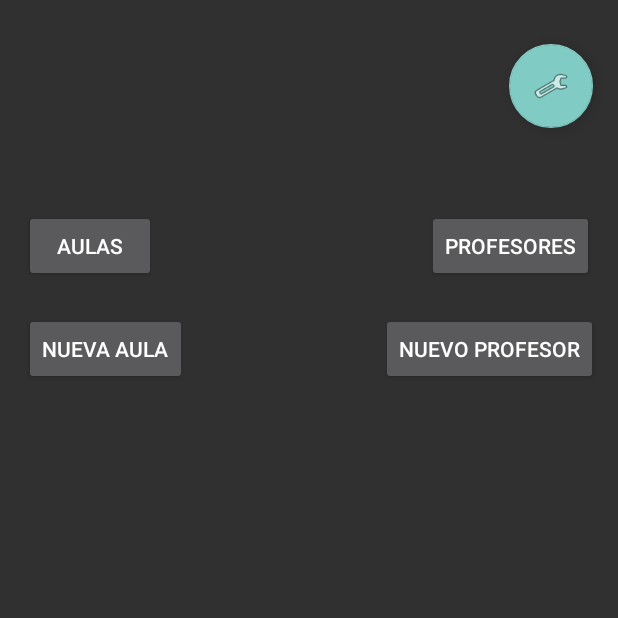
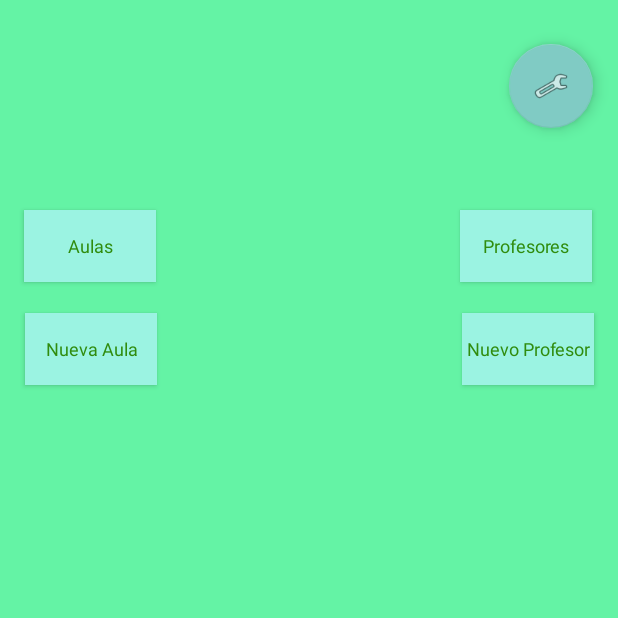
Before and after one commit to ChemaRuiz94/Desafio2Android, an Android app: the InventarioActivity screen opened directly, with no data from a screen before it, on a phone screen of 412 x 824 dp, the top half of it. Run offline under Robolectric (Android 15) with nearby library versions, the phone set to English and light mode, and no system bars; 1 statement that could not run was skipped.

Commit message:
Commit - Ultimas Funcionalidades

```diff
--- a/app/src/main/java/com/chema/desafio2/InventarioActivity.kt
+++ b/app/src/main/java/com/chema/desafio2/InventarioActivity.kt
@@ -9,6 +9,7 @@ import android.widget.Button
 import android.widget.TextView
 import android.widget.Toast
 import androidx.appcompat.app.AlertDialog
+import androidx.core.view.isVisible
 import androidx.fragment.app.Fragment
 import androidx.recyclerview.widget.LinearLayoutManager
 import com.chema.desafio2.Api.AulasApi
@@ -38,7 +39,8 @@ class InventarioActivity : AppCompatActivity() {
     lateinit var btn_new_aula: Button
     lateinit var flt_btn_preferences: FloatingActionButton
 
-    var aulas: ArrayList<Aula> = ArrayList<Aula>()
+    private var rolAdmin: Boolean = false
+
     var contexto = this
 
     override fun onCreate(savedInstanceState: Bundle?) {
@@ -55,12 +57,30 @@ class InventarioActivity : AppCompatActivity() {
         flt_btn_preferences = findViewById(R.id.floatingActionButton_preferencias_inventario)
 
         var act_user: Persona = ActualUser.actualUser
+        ActualUser.modificandoAula = false
 
         usuario = act_user
+
         if(usuario != null){
             txt_nom.setText(usuario!!.Nombre)
             check_rol()
         }
+
+
+        /*
+        if(rolAdmin == false){
+            btn_new_aula.setVisibility(View.INVISIBLE);
+            btn_new_aula.setEnabled(false);
+            btn_new_prof.setVisibility(View.INVISIBLE);
+            btn_new_prof.setEnabled(false);
+        }else{
+            btn_new_aula.setVisibility(View.VISIBLE);
+            btn_new_aula.setEnabled(true);
+            btn_new_prof.setVisibility(View.VISIBLE);
+            btn_new_prof.setEnabled(true);
+        }
+         */
+
 
         btn_new_aula.setOnClickListener{
             val intent = Intent(contexto,NewAulaActivity::class.java)
@@ -109,8 +129,8 @@ class InventarioActivity : AppCompatActivity() {
 
     fun preferences(){
 
-        AlertDialog.Builder(this).setTitle("PREFERENCIAS")
-            .setPositiveButton("Modificar perfil de Usuario") { view, _ ->
+        AlertDialog.Builder(this).setTitle(getString(R.string.preferencias))
+            .setPositiveButton(getString(R.string.modificarPerfil)) { view, _ ->
 
                 //MODIFICAR
                 val intent = Intent(this, SignUpActivity::class.java)
@@ -120,20 +140,22 @@ class InventarioActivity : AppCompatActivity() {
                 view.dismiss()
             }
 
-            .setNeutralButton("Cerrar sesion") { view, _ ->
+            .setNeutralButton(getString(R.string.cerrarSesion)) { view, _ ->
 
                 //CERRAR SESION
                 ActualUser.actualUser = Persona()
+                ActualUser.modificando = false
+                ActualUser.rolAdmin = false
+
                 var myIntent = Intent(contexto,LoginActivity::class.java)
                 startActivity(myIntent)
 
 
                 view.dismiss()}
 
-            .setNegativeButton("Eliminar perfil de Usuario") { view, _ ->
+            .setNegativeButton(getString(R.string.eliminarUnperfil)) { view, _ ->
 
                 //ELIMINAR
-
                 //CERRAR SESION
                 check_delete()
                 view.dismiss()
@@ -150,6 +172,7 @@ class InventarioActivity : AppCompatActivity() {
                 delete_user(usuario.Nombre!!)
                 ActualUser.actualUser = Persona()
                 ActualUser.modificando = false
+                ActualUser.rolAdmin = false
                 var myIntent = Intent(contexto,LoginActivity::class.java)
                 startActivity(myIntent)
 
@@ -172,14 +195,14 @@ class InventarioActivity : AppCompatActivity() {
             override fun onResponse(call: Call<ResponseBody>, response: Response<ResponseBody>) {
 
                 if (response.code() == 200) {
-                    Toast.makeText(contexto, "Registro eliminado con éxito",Toast.LENGTH_SHORT).show()
+                    Toast.makeText(contexto, getString(R.string.registroElimin),Toast.LENGTH_SHORT).show()
                 }
                 else {
-                    Toast.makeText(contexto, "Algo ha fallado en el borrado: Nombre de usuario no encontrado",Toast.LENGTH_LONG).show()
+                    Toast.makeText(contexto, getString(R.string.falloBorrado),Toast.LENGTH_LONG).show()
                 }
             }
             override fun onFailure(call: Call<ResponseBody>, t: Throwable) {
-                Toast.makeText(contexto, "Algo ha fallado en la conexión.",Toast.LENGTH_LONG).show()
+                Toast.makeText(contexto, getString(R.string.falloBorrado),Toast.LENGTH_LONG).show()
             }
         })
     }
@@ -187,7 +210,6 @@ class InventarioActivity : AppCompatActivity() {
 
         val us = ActualUser.actualUser
         val request = ServiceBuilder.buildService(PersonaApi::class.java)
-        Log.e("Chema DANI", us.DNI.toString())
         val call = request.rolUsuario(us)
 
 
@@ -201,6 +223,12 @@ class InventarioActivity : AppCompatActivity() {
                 if (response.isSuccessful) {
                     var msg = ""
                     for (post in response.body()!!) {
+                        /*
+                        if(post.descripcion!!.equals("JefeDepartamento")){
+                            ActualUser.rolAdmin = true
+                        }
+                         */
+
                         msg +=post.descripcion.toString()+"; "
 
                     }
@@ -212,17 +240,18 @@ class InventarioActivity : AppCompatActivity() {
             }
 
             override fun onFailure(call: Call<MutableList<Rol>>, t: Throwable) {
-                Toast.makeText(contexto, "Algo ha fallado en la conexión.", Toast.LENGTH_LONG).show()
+                Toast.makeText(contexto, getString(R.string.falloConexion), Toast.LENGTH_LONG).show()
             }
         })
     }
 
     override fun onBackPressed() {
         AlertDialog.Builder(this)
-            .setTitle("SALIR Y CERRAR SESION?")
+            .setTitle(getString(R.string.salirCerrarSesion))
             .setPositiveButton(getString(R.string.aceptar)) { view, _ ->
                 ActualUser.actualUser = Persona()
                 ActualUser.modificando = false
+                ActualUser.rolAdmin = false
                 super.onBackPressed()
                 view.dismiss()
             }
--- a/app/src/main/java/com/chema/desafio2/MainActivity.kt
+++ b/app/src/main/java/com/chema/desafio2/MainActivity.kt
@@ -8,13 +8,11 @@ import com.chema.desafio2.modelo.ActualUser
 
 class MainActivity : AppCompatActivity() {
 
-    //private lateinit var txt_hola : TextView
 
     override fun onCreate(savedInstanceState: Bundle?) {
         super.onCreate(savedInstanceState)
         setContentView(R.layout.activity_main)
 
-        //txt_hola = findViewById(R.id.txt_hello)
 
     }
 }
--- a/app/src/main/java/com/chema/desafio2/modelo/ActualUser.kt
+++ b/app/src/main/java/com/chema/desafio2/modelo/ActualUser.kt
@@ -10,4 +10,6 @@ object ActualUser {
 
     var modificandoAula: Boolean? = null
 
+    var rolAdmin : Boolean? = null
+
 }
--- a/app/src/main/res/layout/activity_inventario.xml
+++ b/app/src/main/res/layout/activity_inventario.xml
@@ -4,7 +4,8 @@
     xmlns:tools="http://schemas.android.com/tools"
     android:layout_width="match_parent"
     android:layout_height="match_parent"
-    tools:context=".InventarioActivity">
+    tools:context=".InventarioActivity"
+    android:background="@color/green_bg">
 
     <FrameLayout
         android:id="@+id/fragment_inventario"
@@ -28,7 +29,8 @@
         app:layout_constraintHorizontal_bias="0.045"
         app:layout_constraintStart_toStartOf="parent"
         app:layout_constraintTop_toTopOf="parent"
-        app:layout_constraintVertical_bias="0.036" />
+        app:layout_constraintVertical_bias="0.036"
+        style="@style/MyText"/>
 
     <Button
         android:id="@+id/btn_gestion_aulas"
@@ -40,7 +42,8 @@
         app:layout_constraintHorizontal_bias="0.049"
         app:layout_constraintStart_toStartOf="parent"
         app:layout_constraintTop_toTopOf="parent"
-        app:layout_constraintVertical_bias="0.18" />
+        app:layout_constraintVertical_bias="0.18"
+        style="@style/MyButtons"/>
 
     <Button
         android:id="@+id/btn_gestion_profesores"
@@ -52,7 +55,8 @@
         app:layout_constraintHorizontal_bias="0.946"
         app:layout_constraintStart_toStartOf="parent"
         app:layout_constraintTop_toTopOf="parent"
-        app:layout_constraintVertical_bias="0.18" />
+        app:layout_constraintVertical_bias="0.18"
+        style="@style/MyButtons"/>
 
     <com.google.android.material.floatingactionbutton.FloatingActionButton
         android:id="@+id/floatingActionButton_preferencias_inventario"
@@ -77,7 +81,8 @@
         app:layout_constraintHorizontal_bias="0.045"
         app:layout_constraintStart_toStartOf="parent"
         app:layout_constraintTop_toTopOf="parent"
-        app:layout_constraintVertical_bias="0.115" />
+        app:layout_constraintVertical_bias="0.115"
+        style="@style/MyText"/>
 
     <Button
         android:id="@+id/btn_add_aula"
@@ -89,7 +94,8 @@
         app:layout_constraintHorizontal_bias="0.052"
         app:layout_constraintStart_toStartOf="parent"
         app:layout_constraintTop_toTopOf="parent"
-        app:layout_constraintVertical_bias="0.269" />
+        app:layout_constraintVertical_bias="0.269"
+        style="@style/MyButtons"/>
 
     <Button
         android:id="@+id/btn_add_profesor"
@@ -101,5 +107,6 @@
         app:layout_constraintHorizontal_bias="0.95"
         app:layout_constraintStart_toStartOf="parent"
         app:layout_constraintTop_toTopOf="parent"
-        app:layout_constraintVertical_bias="0.269" />
+        app:layout_constraintVertical_bias="0.269"
+        style="@style/MyButtons"/>
 </androidx.constraintlayout.widget.ConstraintLayout>
--- a/app/src/main/res/values/colors.xml
+++ b/app/src/main/res/values/colors.xml
@@ -7,4 +7,10 @@
     <color name="teal_700">#FF018786</color>
     <color name="black">#FF000000</color>
     <color name="white">#FFFFFFFF</color>
+
+
+
+    <color name="green_bg">#64f3a5</color>
+    <color name="dark_green_bg">#308c0e</color>
+    <color name="blue_btn">#9bf3e2</color>
 </resources>
--- a/app/src/main/res/values/strings.xml
+++ b/app/src/main/res/values/strings.xml
@@ -6,8 +6,12 @@
     <string name="profesor">Profesor</string>
     <string name="pwd">Contraseña</string>
     <string name="login">Login</string>
+    <string name="loginIncorrecot">Login incorrecto</string>
+    <string name="rolJefe">JefeDepartamento</string>
+    <string name="rolProfe">Profesor</string>
     <string name="signup">SignUp</string>
     <string name="modificar">Modificar</string>
+    <string name="modificarPerfil">Modificar perfil de Usuario</string>
     <string name="dni">DNI</string>
     <string name="telefono">Telefono</string>
     <string name="aceptar">Aceptar</string>
@@ -17,6 +21,16 @@
     <string name="new_profesor">Nuevo Profesor</string>
     <string name="profesores">Profesores</string>
     <string name="eliminarperfil">¿ELIMINAR ESTE PERFIL DE USUARIO?</string>
+    <string name="eliminarUnperfil">Eliminar perfil de Usuario</string>
     <string name="eliminarAula">¿ELIMINAR AULA?</string>
+    <string name="preferencias">PREFERENCIAS</string>
+    <string name="cerrarSesion">Cerrar Sesion</string>
+    <string name="salirCerrarSesion">¿Salir y Cerrar Sesion?</string>
+    <string name="relleneCampos">Rellene todos los campos</string>
     <string name="Aula">IdAula</string>
+    <string name="registroElimin">Registro eliminado con exito</string>
+    <string name="registroInserta">Registro insertado con exito</string>
+    <string name="registroModi">Registro modificado con exito</string>
+    <string name="falloBorrado">Algo ha fallado en el borrado: Nombre de usuario no encontrado</string>
+    <string name="falloConexion">Algo ha fallado en la conexión</string>
 </resources>
--- a/app/src/main/res/values/themes.xml
+++ b/app/src/main/res/values/themes.xml
@@ -13,4 +13,23 @@
         <item name="android:statusBarColor" tools:targetApi="l">?attr/colorPrimaryVariant</item>
         <!-- Customize your theme here. -->
     </style>
+
+    <style name="MyButtons" parent="Theme.Desafio2">
+        <item name="android:textSize">12sp</item>
+        <item name="android:layout_margin">0dip</item>
+        <item name="android:background">@color/blue_btn</item>
+        <item name="android:textColor">@color/dark_green_bg</item>
+    </style>
+
+    <style name="MyText" parent="Theme.Desafio2">
+        <item name="android:textColor">@color/dark_green_bg</item>
+    </style>
+
+    <style name="MyEditText" parent="Theme.Desafio2">
+        <item name="android:textSize">12sp</item>
+        <item name="android:layout_margin">0dip</item>
+        <item name="android:background">@color/blue_btn</item>
+        <item name="android:textColor">@color/dark_green_bg</item>
+    </style>
+
 </resources>
```
Also changed, not shown: app/src/main/java/com/chema/desafio2/LoginActivity.kt (+5 -2 lines), app/src/main/java/com/chema/desafio2/NewAulaActivity.kt (+7 -7 lines), app/src/main/java/com/chema/desafio2/SignUpActivity.kt (+8 -7 lines), app/src/main/java/com/chema/desafio2/adapters/AdapterProfesores.kt (+20 -12 lines), app/src/main/res/layout/activity_login.xml (+14 -6 lines), app/src/main/res/layout/activity_new_aula.xml (+16 -7 lines), app/src/main/res/layout/activity_sign_up.xml (+17 -7 lines).
